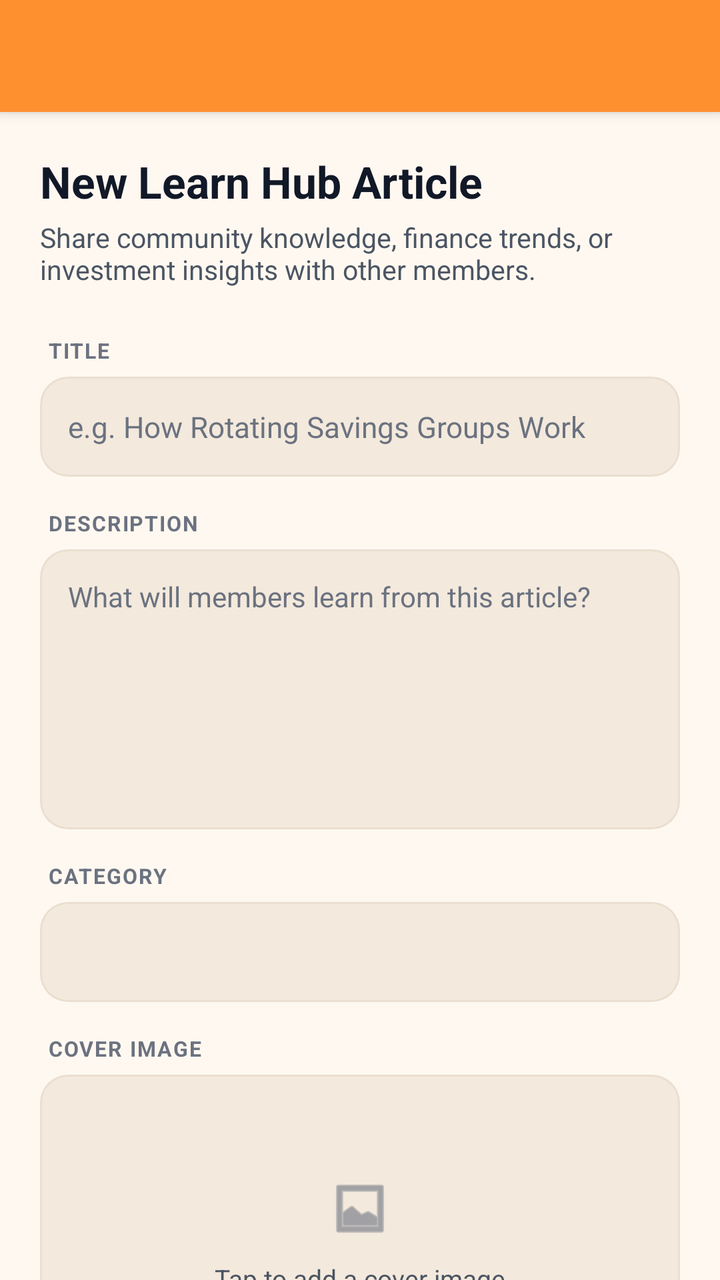
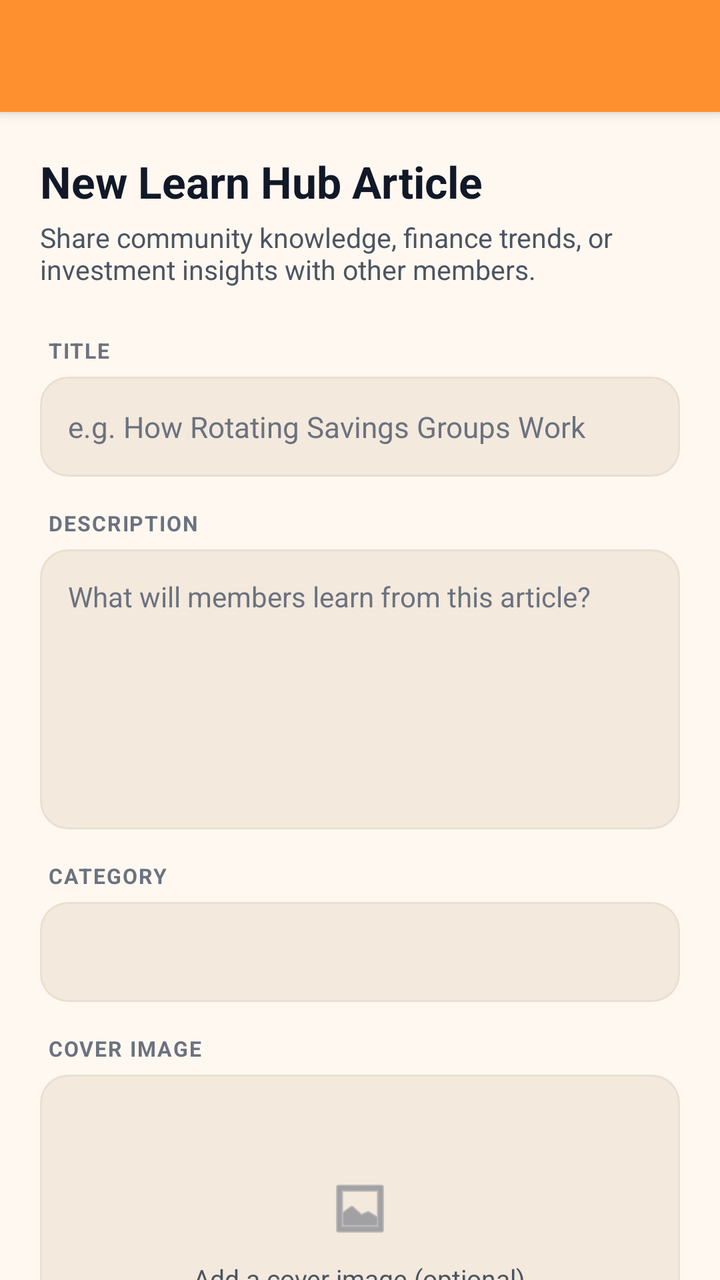

Before-and-after screenshots of an Android layout around one commit, followed by the original layout XML and the change that was made.
<!-- AndroidManifest.xml: application theme AppTheme -->
<!-- res/layout/create_learnhub_content.xml -->
<androidx.coordinatorlayout.widget.CoordinatorLayout
	xmlns:android="http://schemas.android.com/apk/res/android"
	xmlns:app="http://schemas.android.com/apk/res-auto"
	xmlns:tools="http://schemas.android.com/tools"
	android:id="@+id/_coordinator"
	android:layout_width="match_parent"
	android:layout_height="match_parent">
	<com.google.android.material.appbar.AppBarLayout
		android:id="@+id/_app_bar"
		android:layout_width="match_parent"
		android:layout_height="wrap_content"
		android:theme="@style/AppTheme.AppBarOverlay">
		<androidx.appcompat.widget.Toolbar
			android:id="@+id/_toolbar"
			android:layout_width="match_parent"
			android:layout_height="?attr/actionBarSize"
			android:background="?attr/appBarColor"
			app:popupTheme="@style/AppTheme.PopupOverlay" />
	</com.google.android.material.appbar.AppBarLayout>
	<androidx.core.widget.NestedScrollView
		android:id="@+id/vscroll2"
		android:layout_width="match_parent"
		android:layout_height="match_parent"
		android:background="@color/colorBackground"
		android:fillViewport="true"
		android:overScrollMode="never"
		app:layout_behavior="@string/appbar_scrolling_view_behavior">
		<LinearLayout
			android:id="@+id/linear10"
			android:layout_width="match_parent"
			android:layout_height="wrap_content"
			android:padding="20dp"
			android:orientation="vertical">
			<TextView
				android:id="@+id/textview24"
				android:layout_width="wrap_content"
				android:layout_height="wrap_content"
				android:text="New Learn Hub Article"
				android:textSize="22sp"
				android:textStyle="bold"
				android:textColor="@color/colorTextPrimary"
				android:focusable="false" />
			<TextView
				android:id="@+id/textview25"
				android:layout_width="match_parent"
				android:layout_height="wrap_content"
				android:layout_marginTop="4dp"
				android:layout_marginBottom="24dp"
				android:text="Share community knowledge, finance trends, or investment insights with other members."
				android:textColor="@color/colorTextSecondary"
				android:textSize="13.5sp"
				android:focusable="false" />
			<TextView
				android:id="@+id/textview26"
				android:layout_width="wrap_content"
				android:layout_height="wrap_content"
				android:text="TITLE"
				android:textStyle="bold"
				android:textColor="@color/colorTextTertiary"
				android:textSize="10.5sp"
				android:layout_marginStart="4dp"
				android:letterSpacing="0.06"
				android:focusable="false" />
			<com.google.android.material.card.MaterialCardView
				android:id="@+id/cardview13"
				android:layout_width="match_parent"
				android:layout_height="wrap_content"
				android:layout_marginTop="6dp"
				android:layout_marginBottom="16dp"
				app:cardBackgroundColor="@color/colorSurfaceRaised"
				app:cardCornerRadius="14dp"
				app:cardElevation="0dp"
				app:strokeColor="@color/colorCardStroke"
				app:strokeWidth="1dp">
				<EditText
					android:id="@+id/et_learn_title"
					android:layout_width="match_parent"
					android:layout_height="50dp"
					android:background="@android:color/transparent"
					android:gravity="center_vertical"
					android:textColor="@color/colorTextPrimary"
					android:hint="e.g. How Rotating Savings Groups Work"
					android:textSize="14.5sp"
					android:inputType="textCapSentences"
					android:focusable="true"
					android:focusableInTouchMode="true"
					android:maxLength="120"
					android:paddingHorizontal="14dp" />
			</com.google.android.material.card.MaterialCardView>
			<TextView
				android:id="@+id/textview27"
				android:layout_width="wrap_content"
				android:layout_height="wrap_content"
				android:text="DESCRIPTION"
				android:textStyle="bold"
				android:textColor="@color/colorTextTertiary"
				android:textSize="10.5sp"
				android:layout_marginStart="4dp"
				android:letterSpacing="0.06"
				android:focusable="false" />
			<com.google.android.material.card.MaterialCardView
				android:id="@+id/cardview14"
				android:layout_width="match_parent"
				android:layout_height="140dp"
				android:layout_marginTop="6dp"
				android:layout_marginBottom="16dp"
				app:cardBackgroundColor="@color/colorSurfaceRaised"
				app:cardCornerRadius="14dp"
				app:cardElevation="0dp"
				app:strokeColor="@color/colorCardStroke"
				app:strokeWidth="1dp">
				<EditText
					android:id="@+id/et_learn_description"
					android:layout_width="match_parent"
					android:layout_height="match_parent"
					android:padding="14dp"
					android:background="@android:color/transparent"
					android:textSize="14sp"
					android:textColor="@color/colorTextPrimary"
					android:hint="What will members learn from this article\?"
					android:gravity="top|start"
					android:inputType="textMultiLine|textCapSentences"
					android:focusable="true"
					android:focusableInTouchMode="true"
					android:maxLength="600" />
			</com.google.android.material.card.MaterialCardView>
			<TextView
				android:id="@+id/textview28"
				android:layout_width="wrap_content"
				android:layout_height="wrap_content"
				android:text="CATEGORY"
				android:textStyle="bold"
				android:textColor="@color/colorTextTertiary"
				android:textSize="10.5sp"
				android:layout_marginStart="4dp"
				android:letterSpacing="0.06"
				android:focusable="false" />
			<com.google.android.material.card.MaterialCardView
				android:id="@+id/cardview7"
				android:layout_width="match_parent"
				android:layout_height="wrap_content"
				android:layout_marginTop="6dp"
				android:layout_marginBottom="16dp"
				app:cardBackgroundColor="@color/colorSurfaceRaised"
				app:cardCornerRadius="14dp"
				app:cardElevation="0dp"
				app:strokeColor="@color/colorCardStroke"
				app:strokeWidth="1dp">
				<Spinner
					android:id="@+id/spinner_learn_category"
					android:layout_width="match_parent"
					android:layout_height="50dp"
					android:background="@android:color/transparent"
					android:spinnerMode="dialog"
					android:paddingHorizontal="10dp"
					android:theme="@style/WhiteSpinnerTheme" />
			</com.google.android.material.card.MaterialCardView>
			<TextView
				android:id="@+id/textview29"
				android:layout_width="wrap_content"
				android:layout_height="wrap_content"
				android:text="COVER IMAGE"
				android:textStyle="bold"
				android:textColor="@color/colorTextTertiary"
				android:textSize="10.5sp"
				android:layout_marginStart="4dp"
				android:letterSpacing="0.06"
				android:focusable="false" />
			<com.google.android.material.card.MaterialCardView
				android:id="@+id/card_image_picker"
				android:layout_width="match_parent"
				android:layout_height="160dp"
				android:layout_marginTop="6dp"
				android:layout_marginBottom="8dp"
				app:cardBackgroundColor="@color/colorSurfaceRaised"
				app:cardCornerRadius="14dp"
				app:cardElevation="0dp"
				app:strokeColor="@color/colorCardStroke"
				app:strokeWidth="1dp">
				<FrameLayout
					android:id="@+id/frame_layout2"
					android:layout_width="match_parent"
					android:layout_height="match_parent">
					<ImageView
						android:id="@+id/iv_learn_image_preview"
						android:layout_width="match_parent"
						android:layout_height="match_parent"
						android:src="@drawable/default_image"
						android:scaleType="centerCrop"
						android:visibility="gone" />
					<LinearLayout
						android:id="@+id/layout_image_placeholder"
						android:layout_width="match_parent"
						android:layout_height="match_parent"
						android:gravity="center_horizontal|center_vertical"
						android:orientation="vertical">
						<ImageView
							android:id="@+id/imageview2"
							android:layout_width="36dp"
							android:layout_height="36dp"
							android:scaleType="center"
							android:src="@android:drawable/ic_menu_gallery"
							app:tint="@color/colorTextTertiary" />
						<TextView
							android:id="@+id/textview30"
							android:layout_width="wrap_content"
							android:layout_height="wrap_content"
							android:layout_marginTop="8dp"
							android:text="Tap to add a cover image"
							android:textSize="13sp"
							android:textColor="@color/colorTextSecondary"
							android:focusable="false" />
					</LinearLayout>
					<com.google.android.material.progressindicator.LinearProgressIndicator
						android:id="@+id/progress_image_upload"
						android:layout_width="match_parent"
						android:layout_height="wrap_content"
						android:layout_gravity="bottom"
						android:visibility="gone"
						app:indicatorColor="@color/colorAccent"
						app:trackThickness="4dp" />
				</FrameLayout>
			</com.google.android.material.card.MaterialCardView>
			<TextView
				android:id="@+id/textview31"
				android:layout_width="wrap_content"
				android:layout_height="wrap_content"
				android:layout_marginTop="6dp"
				android:text="OR PASTE AN IMAGE URL"
				android:textStyle="bold"
				android:textColor="@color/colorTextTertiary"
				android:textSize="10.5sp"
				android:layout_marginStart="4dp"
				android:focusable="false"
				android:letterSpacing="0.06" />
			<com.google.android.material.card.MaterialCardView
				android:id="@+id/cardview15"
				android:layout_width="match_parent"
				android:layout_height="wrap_content"
				android:layout_marginTop="6dp"
				android:layout_marginBottom="4dp"
				app:cardBackgroundColor="@color/colorSurfaceRaised"
				app:cardCornerRadius="14dp"
				app:cardElevation="0dp"
				app:strokeColor="@color/colorCardStroke"
				app:strokeWidth="1dp">
				<EditText
					android:id="@+id/et_learn_image_url"
					android:layout_width="match_parent"
					android:layout_height="50dp"
					android:background="@android:color/transparent"
					android:gravity="center_vertical"
					android:textSize="14sp"
					android:textColor="@color/colorTextPrimary"
					android:hint="https://…"
					android:inputType="textUri"
					android:focusable="true"
					android:focusableInTouchMode="true"
					android:maxLength="500"
					android:paddingHorizontal="14dp" />
			</com.google.android.material.card.MaterialCardView>
			<TextView
				android:id="@+id/textview32"
				android:layout_width="match_parent"
				android:layout_height="wrap_content"
				android:layout_marginBottom="24dp"
				android:text="Picking an image above fills this in once it uploads. Not posting an image? Add a video link below instead."
				android:textColor="@color/colorTextTertiary"
				android:textSize="11.5sp"
				android:layout_marginStart="4dp"
				android:focusable="false" />
			<TextView
				android:layout_width="match_parent"
				android:layout_height="wrap_content"
				android:layout_marginStart="4dp"
				android:layout_marginBottom="6dp"
				android:text="Video link (optional)"
				android:textColor="@color/colorTextPrimary"
				android:textSize="14sp"
				android:textStyle="bold"
				android:focusable="false" />
			<com.google.android.material.card.MaterialCardView
				android:layout_width="match_parent"
				android:layout_height="wrap_content"
				android:layout_marginBottom="4dp"
				app:cardBackgroundColor="@color/colorSurfaceRaised"
				app:cardCornerRadius="14dp"
				app:cardElevation="0dp"
				app:strokeColor="@color/colorCardStroke"
				app:strokeWidth="1dp">
				<EditText
					android:id="@+id/et_learn_video_url"
					android:layout_width="match_parent"
					android:layout_height="50dp"
					android:background="@android:color/transparent"
					android:gravity="center_vertical"
					android:textSize="14sp"
					android:textColor="@color/colorTextPrimary"
					android:hint="YouTube, Facebook, TikTok or Vimeo link"
					android:inputType="textUri"
					android:focusable="true"
					android:focusableInTouchMode="true"
					android:maxLength="300"
					android:paddingHorizontal="14dp" />
			</com.google.android.material.card.MaterialCardView>
			<TextView
				android:id="@+id/tv_learn_video_status"
				android:layout_width="match_parent"
				android:layout_height="wrap_content"
				android:layout_marginStart="4dp"
				android:layout_marginBottom="24dp"
				android:text="Readers press play and the video streams from the site it is on. Nothing is uploaded or stored by Harvana."
				android:textColor="@color/colorTextTertiary"
				android:textSize="11.5sp"
				android:focusable="false" />
			<TextView
				android:id="@+id/tv_learn_error"
				android:layout_width="match_parent"
				android:layout_height="wrap_content"
				android:layout_marginBottom="12dp"
				android:textSize="13sp"
				android:textColor="@color/colorError"
				android:focusable="false"
				android:visibility="gone" />
			<com.google.android.material.button.MaterialButton
				android:id="@+id/btn_learn_post"
				android:layout_width="match_parent"
				android:layout_height="52dp"
				android:text="Post Article"
				android:textSize="15sp"
				android:textStyle="bold"
				android:textColor="@color/colorTextOnAccent"
				android:textAllCaps="false"
				app:backgroundTint="@color/colorAccent"
				app:cornerRadius="14dp"
				app:elevation="0dp" />
		</LinearLayout>
	</androidx.core.widget.NestedScrollView>
</androidx.coordinatorlayout.widget.CoordinatorLayout>
<!-- resources referenced by this layout -->
<resources>
  <color name="colorAccent">#FF9030</color>
  <color name="colorBackground">#FFF8F0</color>
  <color name="colorCardStroke">#EADFD0</color>
  <color name="colorError">#EF4444</color>
  <color name="colorSurfaceRaised">#F3E9DC</color>
  <color name="colorTextOnAccent">#111827</color>
  <color name="colorTextPrimary">#111827</color>
  <color name="colorTextSecondary">#4B5563</color>
  <color name="colorTextTertiary">#6B7280</color>
  <style name="AppTheme.AppBarOverlay" parent="ThemeOverlay.MaterialComponents.Light">
          
          <item name="android:textColorPrimary">?attr/onAppBarColor</item>
          <item name="android:textColorSecondary">?attr/onAppBarColor</item>
          <item name="colorControlNormal">?attr/onAppBarColor</item>
          <item name="colorOnSurface">?attr/onAppBarColor</item>
      </style>
  <style name="AppTheme.PopupOverlay" parent="ThemeOverlay.MaterialComponents.Light" />
  <style name="WhiteSpinnerTheme" parent="ThemeOverlay.AppCompat.Light">
          <item name="android:textColorPrimary">@color/colorTextPrimary</item>
          <item name="android:textColor">@color/colorTextPrimary</item>
          <item name="android:textSize">20sp</item>
          <item name="colorControlNormal">@color/colorTextPrimary</item>
      </style>
  <style name="HarvanaTextView" parent="android:Widget.TextView">
          <item name="android:textColor">@color/colorTextPrimary</item>
      </style>
  <color name="colorAccentDark">#E57A14</color>
  <color name="colorTextPrimaryWhite">#FFFFFF</color>
  <color name="colorControlNormal">#6B7280</color>
  <color name="colorAccentRipple">#1AFF9030</color>
  <color name="colorAccentStroke">#33FF9030</color>
  <color name="colorAccentStrong">#B85F0A</color>
  <color name="colorSurface">#FFFFFF</color>
  <style name="HarvanaAlertDialog" parent="ThemeOverlay.MaterialComponents.MaterialAlertDialog">
          <item name="colorPrimary">@color/colorAccent</item>
          <item name="colorAccent">@color/colorAccent</item>
          <item name="colorSurface">@color/colorSurface</item>
          <item name="colorOnPrimary">@color/colorTextOnAccent</item>
          <item name="colorOnSurface">@color/colorTextPrimary</item>
          <item name="android:textColorPrimary">@color/colorTextPrimary</item>
          <item name="android:textColor">@color/colorTextPrimary</item>
          <item name="android:windowBackground">@color/colorSurface</item>
          <item name="buttonBarPositiveButtonStyle">@style/HarvanaDialogButton</item>
          <item name="buttonBarNegativeButtonStyle">@style/HarvanaDialogButton</item>
          <item name="buttonBarNeutralButtonStyle">@style/HarvanaDialogButton</item>
      </style>
  <style name="HarvanaDialogButton" parent="Widget.MaterialComponents.Button.TextButton.Dialog">
          <item name="android:textColor">@color/colorAccent</item>
          <item name="android:minHeight">48dp</item>
      </style>
  <style name="HarvanaBottomSheetStyle" parent="Widget.MaterialComponents.BottomSheet.Modal">
          <item name="backgroundTint">?attr/colorSurface</item>
          <item name="shapeAppearanceOverlay">@style/HarvanaBottomSheetShape</item>
      </style>
  <style name="HarvanaBottomSheetShape" parent="">
          <item name="cornerFamily">rounded</item>
          <item name="cornerSizeTopLeft">20dp</item>
          <item name="cornerSizeTopRight">20dp</item>
          <item name="cornerSizeBottomLeft">0dp</item>
          <item name="cornerSizeBottomRight">0dp</item>
      </style>
  <!-- unchanged entries left out for length: 3 -->
</resources>

<!-- the commit's change to res/layout/create_learnhub_content.xml (unified diff, before → after) -->
@@ -206,7 +206,7 @@
 							android:layout_width="wrap_content"
 							android:layout_height="wrap_content"
 							android:layout_marginTop="8dp"
-							android:text="Tap to add a cover image"
+							android:text="Add a cover image (optional)"
 							android:textSize="13sp"
 							android:textColor="@color/colorTextSecondary"
 							android:focusable="false" />
@@ -264,7 +264,7 @@
 				android:layout_width="match_parent"
 				android:layout_height="wrap_content"
 				android:layout_marginBottom="24dp"
-				android:text="Picking an image above fills this in once it uploads. Not posting an image? Add a video link below instead."
+				android:text="Picking an image above fills this in once it uploads. A picture or a video is optional: you can post words only."
 				android:textColor="@color/colorTextTertiary"
 				android:textSize="11.5sp"
 				android:layout_marginStart="4dp"
